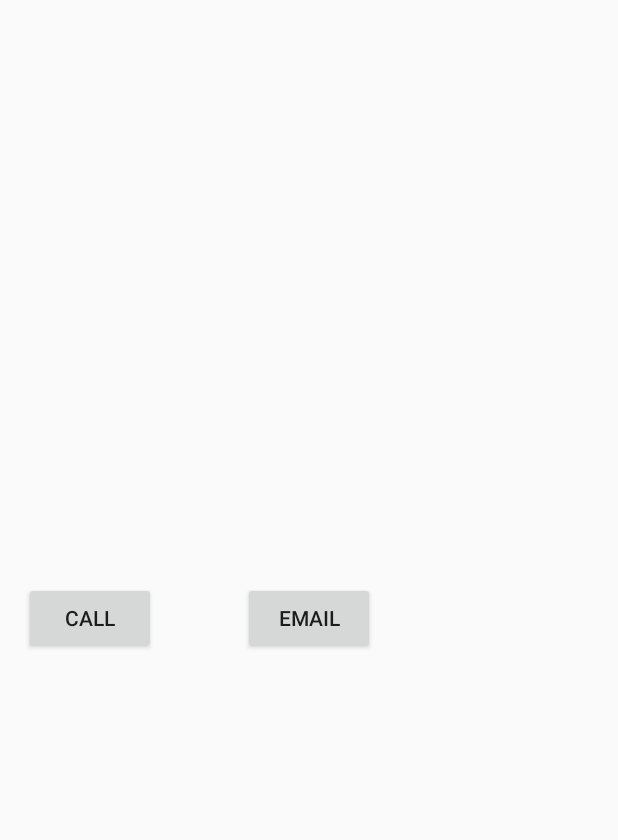
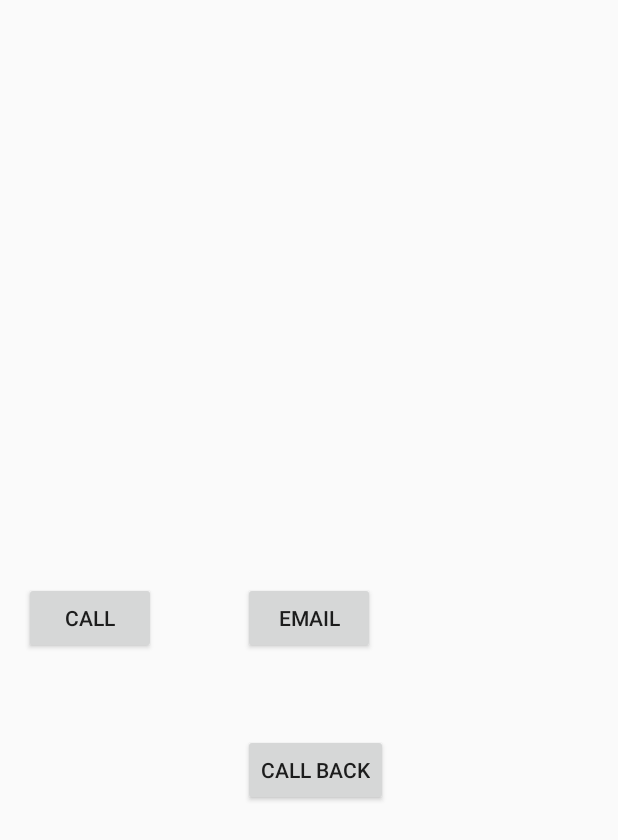
Before and after one commit to kanke/onTheHoof, an Android app: the screen it shows after launch (MainActivity), on a phone screen of 412 x 824 dp. Shown: the top 840 px of the screen. Run offline under Robolectric (Android 15) with nearby library versions, the phone set to English and light mode, and no system bars.

Commit message:
Adding callback button and functionality

```diff
--- a/onTheRoof/app/src/main/AndroidManifest.xml
+++ b/onTheRoof/app/src/main/AndroidManifest.xml
@@ -15,9 +15,12 @@
             android:label="@string/app_name" >
             <intent-filter>
                 <action android:name="android.intent.action.MAIN" />
-
                 <category android:name="android.intent.category.LAUNCHER" />
             </intent-filter>
+        </activity>
+        <activity
+            android:label="@string/app_name"
+            android:name=".Main_2" >
         </activity>
     </application>
 
--- a/onTheRoof/app/src/main/java/com/llyods/ontheroof/MainActivity.java
+++ b/onTheRoof/app/src/main/java/com/llyods/ontheroof/MainActivity.java
@@ -19,6 +19,7 @@ public class MainActivity extends Activity {
 
     private Button email;
 
+    private Button callBack;
     @Override
     public void onCreate(Bundle savedInstanceState) {
 
@@ -27,6 +28,7 @@ public class MainActivity extends Activity {
 
         button = (Button) findViewById(R.id.button);
         email= (Button) findViewById(R.id.emailbutton);
+        callBack = (Button) findViewById(R.id.callBack);
 
         // add button listener
         button.setOnClickListener(new View.OnClickListener() {
@@ -54,6 +56,19 @@ public class MainActivity extends Activity {
                 emailIntent.putExtra(Intent.EXTRA_TEXT, "message body");
                 emailIntent.setType("message/rfc822");
                 startActivity(Intent.createChooser(emailIntent, "Choose an email provider :"));
+
+            }
+
+        });
+
+        callBack.setOnClickListener(new View.OnClickListener() {
+
+            @Override
+            public void onClick(View arg0) {
+                Log.i("clicks","You Clicked B1");
+                Intent intent = new Intent(MainActivity.this,Main_2.class);
+                startActivity(intent);
+             //   startActivity(intent);
 
             }
 
--- a/onTheRoof/app/src/main/res/layout/activity_main.xml
+++ b/onTheRoof/app/src/main/res/layout/activity_main.xml
@@ -20,4 +20,13 @@
         android:layout_centerVertical="true"
         android:layout_centerHorizontal="true" />
 
+    <Button
+        android:layout_width="wrap_content"
+        android:layout_height="wrap_content"
+        android:text="Call Back"
+        android:id="@+id/callBack"
+        android:layout_marginTop="53dp"
+        android:layout_below="@+id/emailbutton"
+        android:layout_alignLeft="@+id/emailbutton"
+        android:layout_alignStart="@+id/emailbutton" />
 </RelativeLayout>
```
Also changed, not shown: onTheRoof/app/src/main/java/com/llyods/ontheroof/Main_2.java (added, +20 -0 lines), onTheRoof/app/src/main/res/layout/main_2.xml (added, +12 -0 lines), 2 other files.
